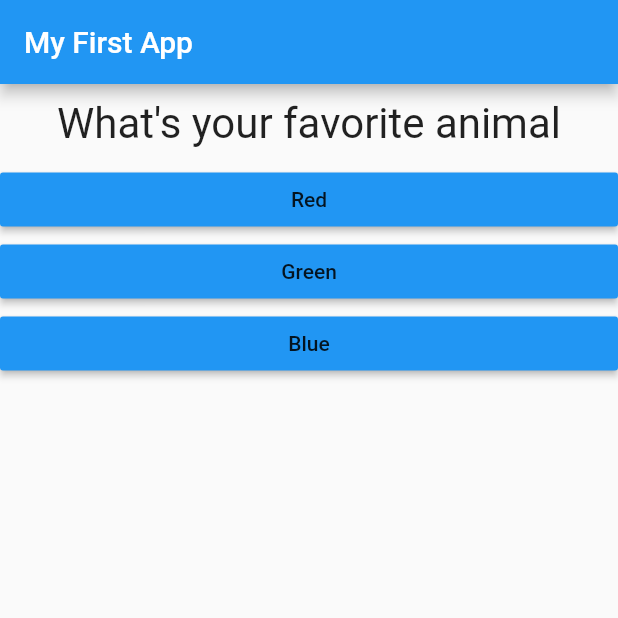
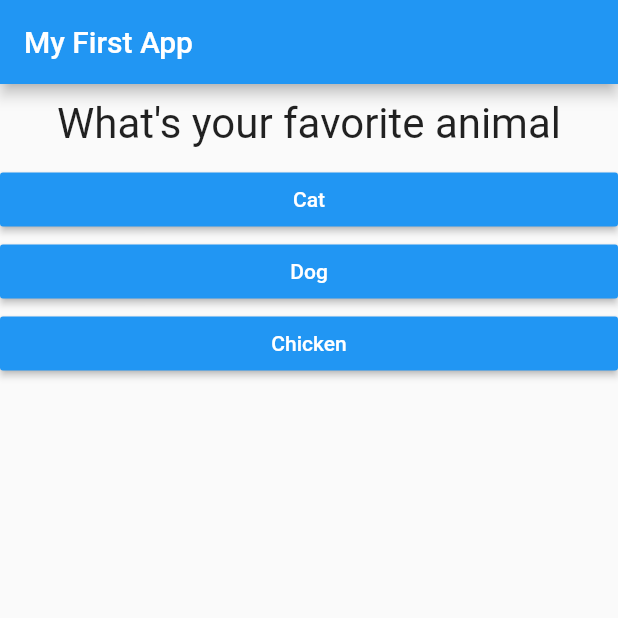
Before and after one commit to tunganh252/flutter_test_1, a Flutter app: the screen it shows after launch, after a tap on "Red", on a phone screen of 412 x 824 dp, the top half of it. Run offline on Flutter 3.47's test engine with Material 2 defaults, Android fonts, the phone set to English and light mode, and no system bars.

Commit message:
[Update] -- maping data question

```diff
--- a/lib/answer.dart
+++ b/lib/answer.dart
@@ -1,19 +1,20 @@
 import 'package:flutter/material.dart';
 
 class Answer extends StatelessWidget {
-  final String textBtn;
+  final String textAnswer;
   final Function selectHandler;
 
-  Answer(this.textBtn, this.selectHandler);
+  Answer(this.textAnswer, this.selectHandler);
 
   @override
   Widget build(BuildContext context) {
     return Container(
       width: double.infinity,
       child: RaisedButton(
-        child: Text(textBtn),
+        child: Text(textAnswer),
         onPressed: selectHandler,
         color: Colors.blue,
+        textColor: Colors.white,
       ),
     );
   }
--- a/lib/main.dart
+++ b/lib/main.dart
@@ -15,16 +15,29 @@ class MyApp extends StatefulWidget {
 
 class _MyAppState extends State<MyApp> {
   var question = [
-    'What\'s your favorite color',
-    'What\'s your favorite animal',
-    'What\'s your favorite animal2',
-    'What\'s your favorite animal3',
+    {
+      'textQuestion': 'What\'s your favorite color ',
+      'answers': ['Red', 'Green', 'Blue', 'Yellow']
+    },
+    {
+      'textQuestion': 'What\'s your favorite animal',
+      'answers': ['Cat', 'Dog', 'Chicken']
+    },
+    {
+      'textQuestion': 'What\'s your favorite food ',
+      'answers': ['Sandwich', 'Hamburger', 'Pizza']
+    },
   ];
 
   var _indexQuestion = 0;
 
   void _answerQuestion() {
-    if (_indexQuestion >= question.length - 1) return;
+    if (_indexQuestion >= question.length - 1) {
+      setState(() {
+        _indexQuestion = 0;
+      });
+      return;
+    }
     print('length arr: ${question.length}');
     print('_indexQuestion: ${_indexQuestion}');
     setState(() {
@@ -41,10 +54,11 @@ class _MyAppState extends State<MyApp> {
       ),
       body: Column(
         children: <Widget>[
-          Question(question[_indexQuestion]),
-          Answer("Red", _answerQuestion),
-          Answer("Green", _answerQuestion),
-          Answer("Blue", _answerQuestion),
+          Question(question[_indexQuestion]['textQuestion']),
+          ...(question[_indexQuestion]['answers'] as List<String>)
+              .map((answer) {
+            return Answer(answer, _answerQuestion);
+          })
         ],
       ),
     ));
```
